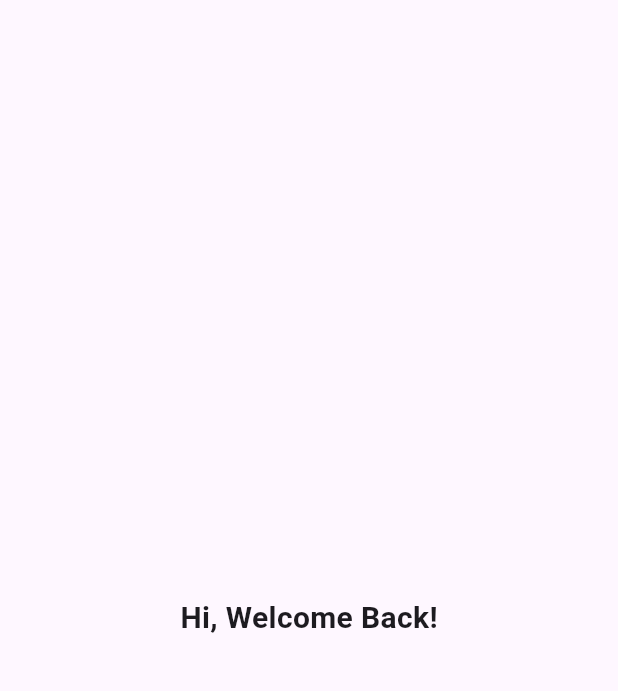
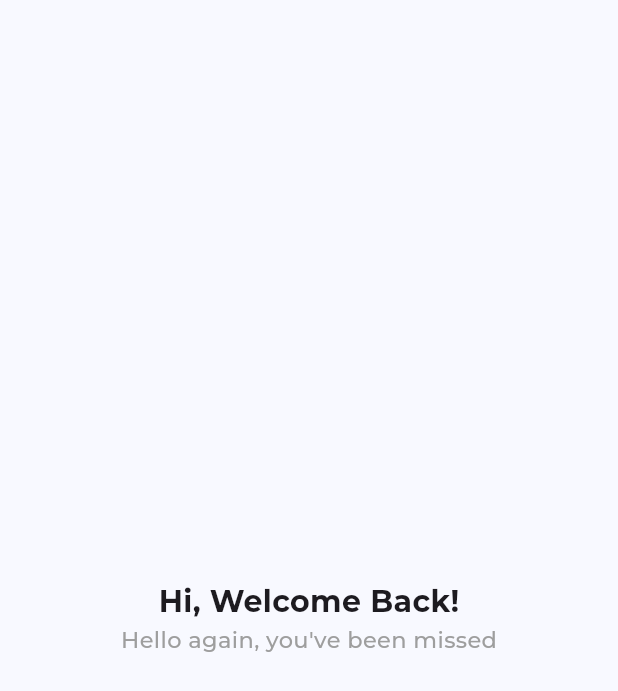
Before and after one commit to adogbeji/FlutterChatApp, a Flutter app: the screen it shows after launch, on a phone screen of 412 x 824 dp. Shown: the top 691 px of the screen. Run offline on Flutter 3.47's test engine with Material 3 defaults, Android fonts, the phone set to English and light mode, and no system bars; our stand-ins replace firebase_core, google_fonts; accounts and stored records are empty; generated files the repository leaves out were written again.

Commit message:
Add more text to login screen & set default font for app

```diff
--- a/lib/main.dart
+++ b/lib/main.dart
@@ -1,6 +1,7 @@
 import 'package:flutter/material.dart';
 
 import 'package:firebase_core/firebase_core.dart';
+import 'package:google_fonts/google_fonts.dart';
 import 'firebase_options.dart';
 
 import 'package:chat_app/views/screens/auth/login_screen.dart';
@@ -23,8 +24,9 @@ class MyApp extends StatelessWidget {
     return MaterialApp(
       title: 'Flutter Demo',
       theme: ThemeData(
-        colorScheme: ColorScheme.fromSeed(seedColor: Colors.deepPurple),
+        colorScheme: ColorScheme.fromSeed(seedColor: Colors.blue),
         useMaterial3: true,
+        textTheme: GoogleFonts.montserratTextTheme(),
       ),
       home: const LoginScreen(),
     );
--- a/lib/views/screens/auth/login_screen.dart
+++ b/lib/views/screens/auth/login_screen.dart
@@ -19,6 +19,12 @@ class _LoginScreenState extends State<LoginScreen> {
               fontSize: 20,
               fontWeight: FontWeight.bold,
             ),),
+
+            Text('Hello again, you\'ve been missed', style: TextStyle(
+              fontSize: 15,
+              fontWeight: FontWeight.w500,
+              color: Colors.grey,
+            ),),
           ],
         ),
       ),
```
